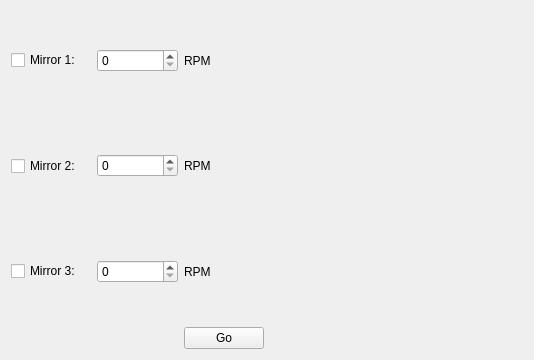
Qt form mainwindow.ui (mrafcho001/SpiroSim) before a commit.
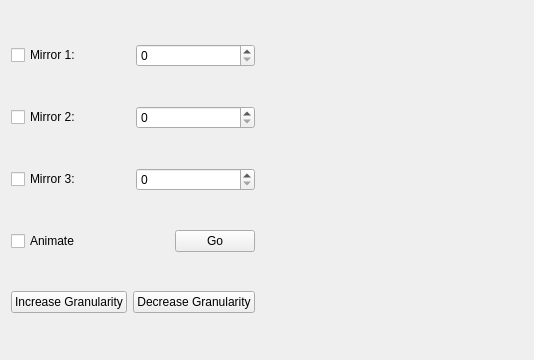
The same form after that commit. Custom widgets are drawn as their Qt base class.

```diff
--- a/mainwindow.ui
+++ b/mainwindow.ui
@@ -14,7 +14,7 @@
    <string>MainWindow</string>
   </property>
   <widget class="QWidget" name="centralWidget">
-   <layout class="QHBoxLayout" name="horizontalLayout_5">
+   <layout class="QHBoxLayout" name="horizontalLayout_6" stretch="1,10">
     <item>
      <layout class="QVBoxLayout" name="verticalLayout_2">
       <item>
@@ -33,19 +33,6 @@
           </property>
          </widget>
         </item>
-        <item>
-         <widget class="QLabel" name="label">
-          <property name="sizePolicy">
-           <sizepolicy hsizetype="Minimum" vsizetype="Minimum">
-            <horstretch>0</horstretch>
-            <verstretch>0</verstretch>
-           </sizepolicy>
-          </property>
-          <property name="text">
-           <string>RPM</string>
-          </property>
-         </widget>
-        </item>
        </layout>
       </item>
       <item>
@@ -64,19 +51,6 @@
           </property>
          </widget>
         </item>
-        <item>
-         <widget class="QLabel" name="label_3">
-          <property name="sizePolicy">
-           <sizepolicy hsizetype="Minimum" vsizetype="Minimum">
-            <horstretch>0</horstretch>
-            <verstretch>0</verstretch>
-           </sizepolicy>
-          </property>
-          <property name="text">
-           <string>RPM</string>
-          </property>
-         </widget>
-        </item>
        </layout>
       </item>
       <item>
@@ -95,23 +69,17 @@
           </property>
          </widget>
         </item>
-        <item>
-         <widget class="QLabel" name="label_2">
-          <property name="sizePolicy">
-           <sizepolicy hsizetype="Minimum" vsizetype="Minimum">
-            <horstretch>0</horstretch>
-            <verstretch>0</verstretch>
-           </sizepolicy>
-          </property>
-          <property name="text">
-           <string>RPM</string>
-          </property>
-         </widget>
-        </item>
        </layout>
       </item>
       <item>
        <layout class="QHBoxLayout" name="horizontalLayout_4">
+        <item>
+         <widget class="QCheckBox" name="cbAnimate">
+          <property name="text">
+           <string>Animate</string>
+          </property>
+         </widget>
+        </item>
         <item>
          <spacer name="horizontalSpacer">
           <property name="orientation">
@@ -134,6 +102,24 @@
         </item>
        </layout>
       </item>
+      <item>
+       <layout class="QHBoxLayout" name="horizontalLayout_5">
+        <item>
+         <widget class="QPushButton" name="pbIncGran">
+          <property name="text">
+           <string>Increase Granularity</string>
+          </property>
+         </widget>
+        </item>
+        <item>
+         <widget class="QPushButton" name="pbDecGran">
+          <property name="text">
+           <string>Decrease Granularity</string>
+          </property>
+         </widget>
+        </item>
+       </layout>
+      </item>
      </layout>
     </item>
     <item>
```
Left out of the diff: 7 changed lines with no effect on the pictures.
